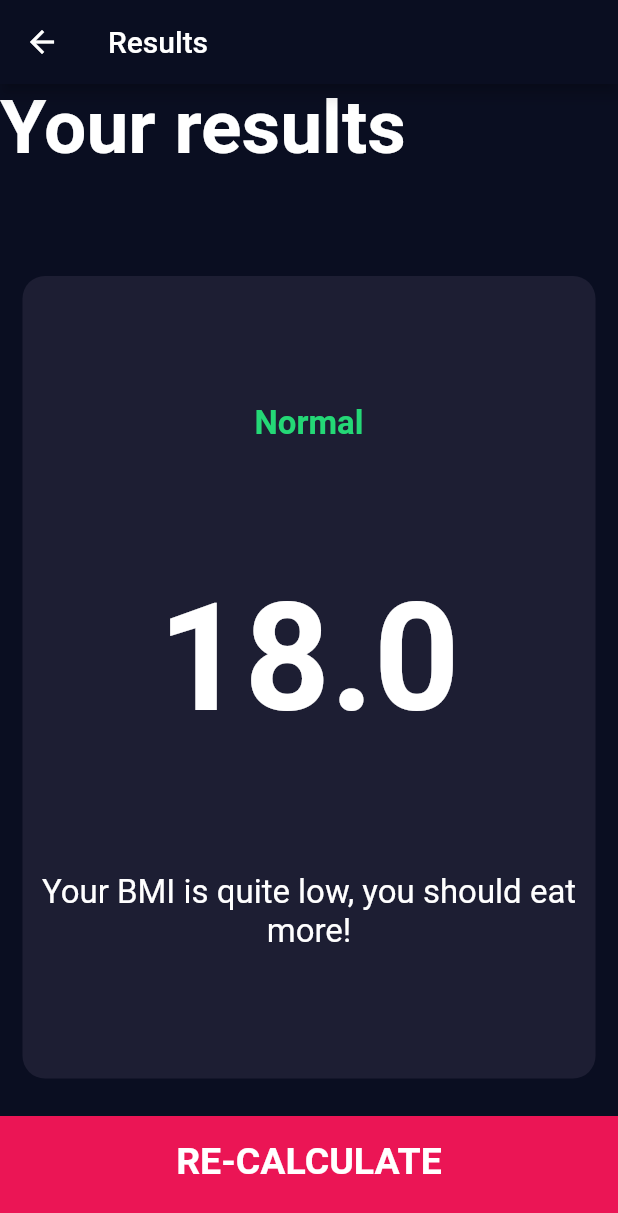
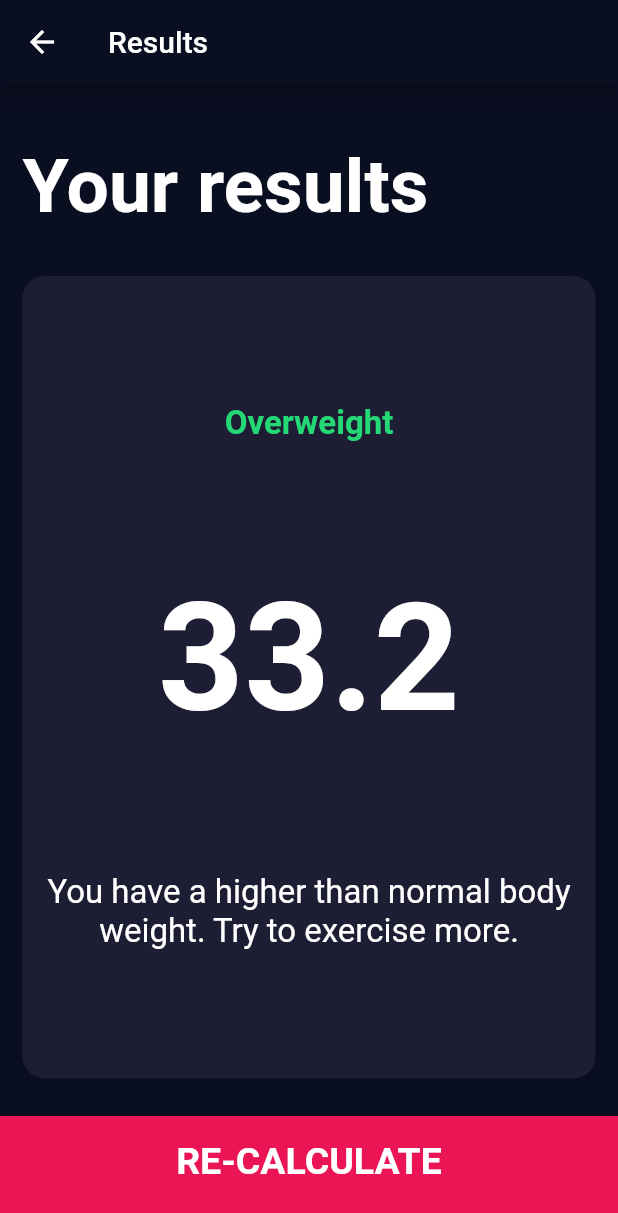
Before and after one commit to rodrigosa7/BMI_calculator, a Flutter app: the screen it shows after launch, after a tap on "Calculate", on a phone screen of 412 x 824 dp. Shown: the top 1213 px of the screen. Run offline on Flutter 3.47's test engine with Material 2 defaults, Android fonts, the phone set to English and light mode, and no system bars; our stand-ins replace font_awesome_flutter.

Commit message:
Finished app

```diff
--- /dev/null
+++ b/lib/calculator_brain.dart
@@ -0,0 +1,35 @@
+import 'dart:math';
+
+class CalculatorBrain {
+  CalculatorBrain({required this.height, required this.weight});
+
+  final double height;
+  final double weight;
+
+  double? _bmi;
+
+  String calculateBMI() {
+    _bmi = weight / pow(height / 100, 2);
+    return _bmi!.toStringAsFixed(1);
+  }
+
+  String getResult() {
+    if (_bmi! >= 25) {
+      return 'Overweight';
+    } else if (_bmi! >= 18.5) {
+      return 'Normal';
+    } else {
+      return 'Underweight';
+    }
+  }
+
+  String getInterpretation() {
+    if (_bmi! >= 25) {
+      return 'You have a higher than normal body weight. Try to exercise more.';
+    } else if (_bmi! >= 18.5) {
+      return 'You have a normal body weight. Good job!';
+    } else {
+      return 'You have a lower than normal body weight. You can eat a bit more.';
+    }
+  }
+}
--- a/lib/main.dart
+++ b/lib/main.dart
@@ -1,7 +1,6 @@
 import 'package:flutter/material.dart';
 
 import 'screens/input_page.dart';
-import 'screens/results_page.dart';
 
 void main() => runApp(BMICalculator());
 
@@ -18,9 +17,6 @@ class BMICalculator extends StatelessWidget {
           backgroundColor: Color(0xFF0A0E21),
         ),
       ),
-      routes: {
-        '/result': (context) => ResultsPage(),
-      },
     );
   }
 }
--- a/lib/screens/input_page.dart
+++ b/lib/screens/input_page.dart
@@ -1,7 +1,9 @@
+import 'package:bmi_calculator/screens/results_page.dart';
 import 'package:bmi_calculator/widgets/round_icon_button.dart';
 import 'package:flutter/material.dart';
 import 'package:font_awesome_flutter/font_awesome_flutter.dart';
 
+import '../calculator_brain.dart';
 import '../utils/constants.dart';
 import '../widgets/bottom_button.dart';
 import '../widgets/icon_content.dart';
@@ -234,7 +236,19 @@ class _InputPageState extends State<InputPage> {
             ),
           ),
           BottomButton(
-            onTap: () => Navigator.pushNamed(context, "/result"),
+            onTap: () {
+              CalculatorBrain calc =
+                  CalculatorBrain(height: height, weight: weight);
+
+              Navigator.push(
+                  context,
+                  MaterialPageRoute(
+                      builder: (context) => ResultsPage(
+                            bmiResult: calc.calculateBMI(),
+                            resultText: calc.getResult(),
+                            interpretation: calc.getInterpretation(),
+                          )));
+            },
             buttonTitle: "Calculate",
           )
         ],
--- a/lib/screens/results_page.dart
+++ b/lib/screens/results_page.dart
@@ -5,8 +5,14 @@ import '../utils/constants.dart';
 import '../widgets/bottom_button.dart';
 
 class ResultsPage extends StatelessWidget {
-  const ResultsPage({Key? key}) : super(key: key);
+  final String bmiResult;
+  final String resultText;
+  final String interpretation;
 
+  ResultsPage(
+      {required this.bmiResult,
+      required this.resultText,
+      required this.interpretation});
   @override
   Widget build(BuildContext context) {
     return Scaffold(
@@ -19,8 +25,10 @@ class ResultsPage extends StatelessWidget {
         children: [
           Expanded(
             child: Container(
+              padding: EdgeInsets.all(15.0),
+              alignment: Alignment.bottomLeft,
               child: Text(
-                'Your results',
+                "Your results",
                 style: kTitleTextStyle,
               ),
             ),
@@ -33,10 +41,10 @@ class ResultsPage extends StatelessWidget {
                 mainAxisAlignment: MainAxisAlignment.spaceEvenly,
                 crossAxisAlignment: CrossAxisAlignment.center,
                 children: [
-                  Text("Normal", style: kResultTextStyle),
-                  Text("18.0", style: kBMITextStyle),
+                  Text(resultText, style: kResultTextStyle),
+                  Text(bmiResult, style: kBMITextStyle),
                   Text(
-                    "Your BMI is quite low, you should eat more!",
+                    interpretation,
                     style: kBodyTextStyle,
                     textAlign: TextAlign.center,
                   ),
```
